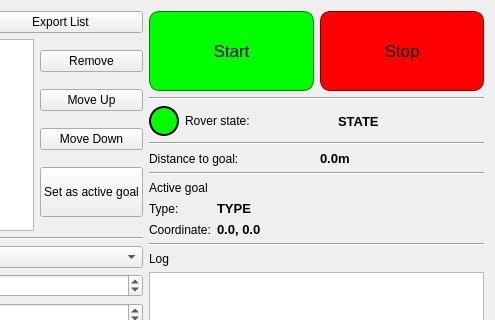
STEVE-Rover/autonomous_nav_gui, file resource/autonomous_nav_gui.ui: the form before one commit; both pictures show x 204 to 699 and y 0 to 320 of the 699 by 448 pixel window.
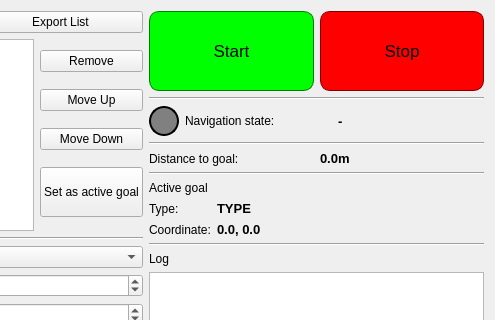
The form after the commit.

Commit message: Show navigation state

What changed in the file:
```diff
--- a/resource/autonomous_nav_gui.ui
+++ b/resource/autonomous_nav_gui.ui
@@ -296,11 +296,11 @@
           </size>
          </property>
          <property name="styleSheet">
-          <string notr="true">background-color: rgb(0, 255, 0);
+          <string notr="true">background-color: grey;
 border-width: 2px;
 border-style: solid;
 border-radius: 15px;
-border-color: black
+border-color: black;
 </string>
          </property>
          <property name="text">
@@ -311,7 +311,7 @@
        <item>
         <widget class="QLabel" name="label_5">
          <property name="text">
-          <string>Rover state:</string>
+          <string>Navigation state:</string>
          </property>
         </widget>
        </item>
@@ -325,7 +325,7 @@
           </font>
          </property>
          <property name="text">
-          <string>STATE</string>
+          <string>-</string>
          </property>
         </widget>
        </item>
```
Left out of the diff: 4 changed lines with no effect on the pictures. The commit also changes 1 other file.
